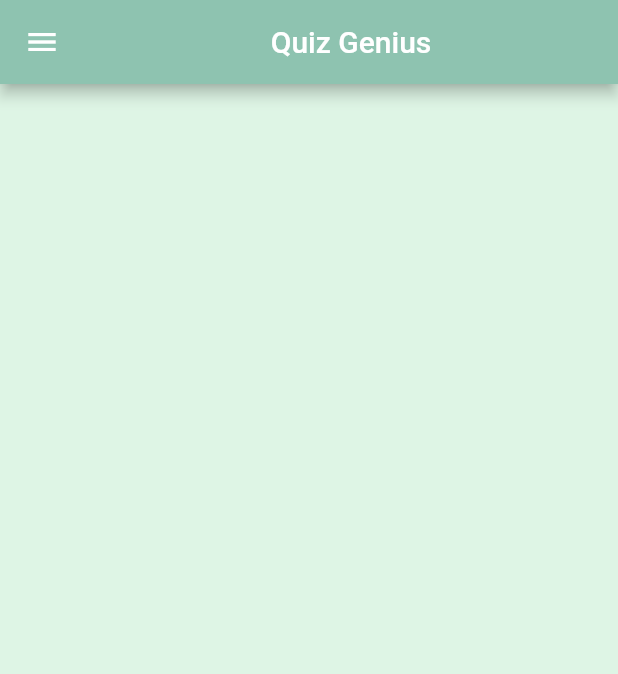
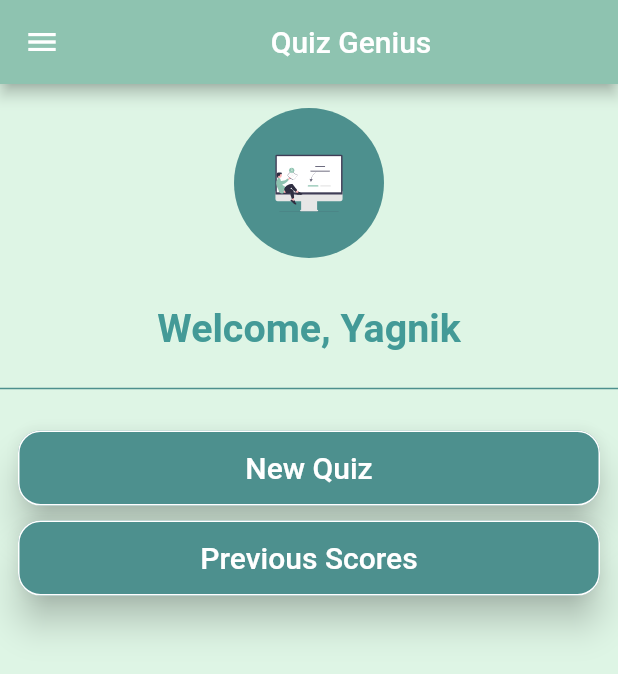
Before and after one commit to yagnik2411/Quiz-Genius, a Flutter app: the screen it shows after launch, on a phone screen of 412 x 824 dp. Shown: the top 674 px of the screen. Run offline on Flutter 3.47's test engine with Material 2 defaults, Android fonts, the phone set to English and light mode, and no system bars; our stand-ins replace flutter_svg, velocity_x.

Commit message:
homepage:UI Work finish

```diff
--- a/lib/pages/home_page.dart
+++ b/lib/pages/home_page.dart
@@ -17,9 +17,85 @@
         backgroundColor: MyColors.mint,
         title: const Text("Quiz Genius").centered(),
       ),
-      body: const Center(
+      body: Center(
         child: Column(
-          children: [],
+          children: [
+            CircleAvatar(
+              child: SvgPicture.asset(
+                "assets/images/online_test.svg",
+                fit: BoxFit.contain,
+                height: 45,
+                width: 45,
+              ),
+              radius: 50,
+              backgroundColor: MyColors.darkCyan,
+            ).p16(),
+            Text("Welcome, $name")
+                .text
+                .xl3
+                .color(MyColors.malachite)
+                .bold
+                .make()
+                .p16(),
+            Divider(
+              color: MyColors.darkCyan,
+              thickness: 1,
+              // indent: 20,
+              // endIndent: 20,
+            ),
+            const SizedBox(
+              height: 20,
+            ),
+            ElevatedButton(
+              onPressed: () {},
+              style: ButtonStyle(
+                backgroundColor: MaterialStateProperty.all(MyColors.darkCyan),
+                elevation: MaterialStateProperty.all(10),
+                side: MaterialStateProperty.all(
+                    const BorderSide(color: Colors.white)),
+                shape: MaterialStateProperty.all(
+                  RoundedRectangleBorder(
+                    borderRadius: BorderRadius.circular(15),
+                  ),
+                ),
+              ),
+              child: Container(
+                  height: 50,
+                  width: MediaQuery.of(context).size.width,
+                  child: Text(
+                    "New Quiz",
+                    style: TextStyle(
+                      fontSize: 20,
+                      color: Colors.white,
+                    )
+                  ).centered()),
+            ).px12(),
+            const SizedBox(
+              height: 10,
+            ),
+            ElevatedButton(
+              onPressed: () {},
+              style: ButtonStyle(
+                backgroundColor: MaterialStateProperty.all(MyColors.darkCyan),
+                elevation: MaterialStateProperty.all(10),
+                side: MaterialStateProperty.all(
+                    const BorderSide(color: Colors.white)),
+                shape: MaterialStateProperty.all(
+                  RoundedRectangleBorder(
+                    borderRadius: BorderRadius.circular(15),
+                  ),
+                ),
+              ),
+              child: Container(
+                  height: 50,
+                  width: MediaQuery.of(context).size.width,
+                  child: Text("Previous Scores",
+                      style: TextStyle(
+                        fontSize: 20,
+                        color: Colors.white,
+                      )).centered()),
+            ).px12(),
+          ],
         ),
       ),
       drawer: Drawer(
@@ -57,11 +133,10 @@
                         .xl3
                         .color(MyColors.malachite)
                         .bold
-                        .make().p16(),
+                        .make()
+                        .p16(),
                   ],
                 )).px16().py(8),
-
-
             Container(
               height: 60,
               width: MediaQuery.of(context).size.width,
@@ -74,10 +149,9 @@
                 leading: Icon(
                   CupertinoIcons.profile_circled,
                   color: MyColors.malachite,
-                  fill:0.6,
+                  fill: 0.6,
                 ),
                 title: Text(
-
                   "Profile",
                   textAlign: TextAlign.start,
                   style: TextStyle(
@@ -85,11 +159,9 @@
                     color: MyColors.malachite,
                   ),
                 ),
-                onTap: () {
-                },
+                onTap: () {},
               ),
             ).px16().py(5),
-
             Container(
               height: 60,
               width: MediaQuery.of(context).size.width,
@@ -115,7 +187,6 @@
                 onTap: () {},
               ),
             ).px16().py(5),
-
             Container(
               height: 60,
               width: MediaQuery.of(context).size.width,
@@ -141,7 +212,6 @@
                 onTap: () {},
               ),
             ).px16().py(5),
-
           ],
         ),
       ),
```
